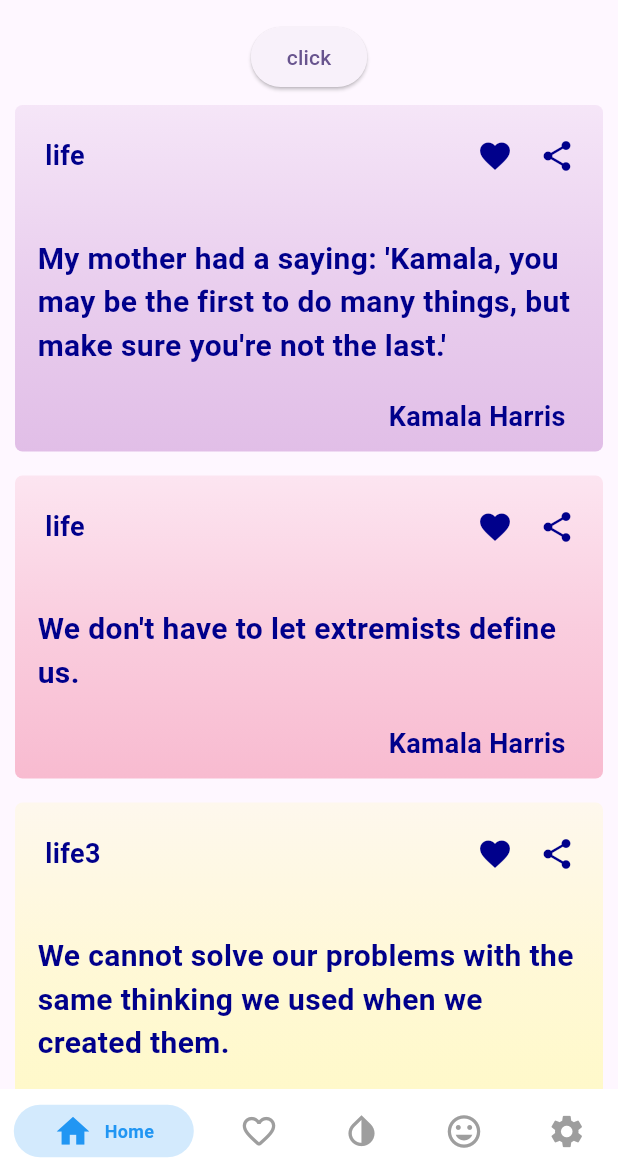
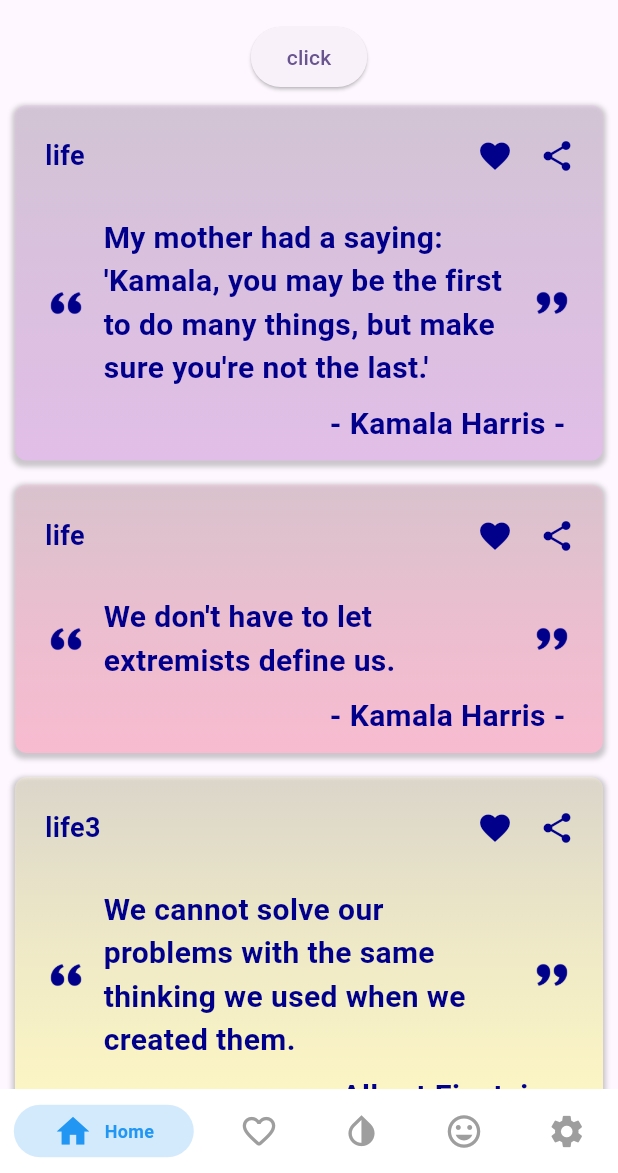
Before and after one commit to hanhmh1203/quotes_mobile, a Flutter app: the screen it shows after launch, on a phone screen of 412 x 824 dp, the part 63-1236 px from its top. Run offline on Flutter 3.47's test engine with Material 3 defaults, Android fonts, the phone set to English and light mode, and no system bars; drawn by our look-alikes of persistent_bottom_nav_bar; our stand-ins replace easy_localization, get, isar, shared_preferences; missing offline and left inert: dart:ffi; accounts and stored records are empty; generated files the repository leaves out were written again.

Commit message:
Update quote_item_widget.dart

```diff
--- a/lib/ui/home_screen_demo/quote_item_widget.dart
+++ b/lib/ui/home_screen_demo/quote_item_widget.dart
@@ -31,22 +31,33 @@ class QuoteItemWidget extends StatelessWidget {
                 begin: Alignment.topCenter,
                 end: Alignment.bottomCenter,
               ),
-              borderRadius: BorderRadius.circular(5),
+              borderRadius: BorderRadius.circular(8),
+              boxShadow: [
+                BoxShadow(
+                  color: Colors.black.withOpacity(0.2),
+                  // Shadow color with opacity
+                  spreadRadius: 2,
+                  // How much the shadow spreads
+                  blurRadius: 2,
+                  // Softness of the shadow
+                  offset: const Offset(0, 2), // Offset of the shadow (x, y)
+                ),
+              ],
             ),
             margin: const EdgeInsets.symmetric(vertical: 8, horizontal: 10),
             padding: const EdgeInsets.all(10),
             child: Column(
-              crossAxisAlignment: CrossAxisAlignment.start,
+              crossAxisAlignment: CrossAxisAlignment.center,
               children: [
                 Row(
                   children: [
                     Expanded(
                       flex: 7, // Chiếm 70% diện tích
                       child: Padding(
-                        padding: EdgeInsets.only(left: 10),
+                        padding: const EdgeInsets.only(left: 10),
                         child: Text(
                           controller.quoteVM.type,
-                          style: TextStyle(
+                          style: const TextStyle(
                               fontSize: 18,
                               color: Color(0xff00008b),
                               fontWeight: FontWeight.bold),
@@ -61,8 +72,8 @@ class QuoteItemWidget extends StatelessWidget {
                           icon: Icon(
                             Icons.favorite,
                             color: controller.quoteVM.isFav.value
-                                ? Color(0xffE55200)
-                                : Color(0xff00008b),
+                                ? const Color(0xffE55200)
+                                : const Color(0xff00008b),
                           ),
                           onPressed: () {
                             // Your onPressed function here
@@ -71,30 +82,63 @@ class QuoteItemWidget extends StatelessWidget {
                         ),
                       ),
                     ),
-                    Expanded(
+                    const Expanded(
                       flex: 1,
                       // Chiếm 15% diện tích (30% còn lại chia đều cho hai cột)
                       child: Icon(Icons.share, color: Color(0xff00008b)),
                     ),
                   ],
                 ),
-                SizedBox(height: 30),
-                Padding(
-                  padding: EdgeInsets.only(left: 5),
-                  child: Text(controller.quoteVM.content,
-                      style: TextStyle(
-                          fontSize: 20,
-                          color: Color(0xff00008b),
-                          fontWeight: FontWeight.bold)),
+                const SizedBox(height: 16),
+                Row(
+                  mainAxisAlignment: MainAxisAlignment.spaceBetween,
+                  crossAxisAlignment: CrossAxisAlignment.center,
+                  children: [
+                    Padding(
+                      padding: const EdgeInsets.only(left: 4),
+                      child: Image.asset(
+                        "assets/images/daunhay.png",
+                        width: 40,
+                        height: 40,
+                        color: const Color(
+                            0xff00008b), // Điều chỉnh chiều cao cho phù hợp
+                      ),
+                    ),
+                    Expanded(
+                      flex: 1,
+                      child: Column(
+                        children: [
+                          Padding(
+                            padding: const EdgeInsets.only(left: 5),
+                            child: Text(controller.quoteVM.content,
+                                style: const TextStyle(
+                                    fontSize: 20,
+                                    color: Color(0xff00008b),
+                                    fontWeight: FontWeight.bold)),
+                          ),
+                        ],
+                      ),
+                    ),
+                    const SizedBox(width: 4),
+                    Padding(
+                      padding: const EdgeInsets.only(right: 4.0),
+                      child: Image.asset(
+                        "assets/images/daunhay_dong.png",
+                        width: 40,
+                        height: 40,
+                        color: const Color(0xff00008b),
+                      ),
+                    ),
+                  ],
                 ),
-                SizedBox(height: 20),
+                const SizedBox(height: 8),
                 Align(
                   alignment: Alignment.centerRight,
                   child: Padding(
-                    padding: EdgeInsets.only(right: 15),
-                    child: Text(controller.quoteVM.author,
-                        style: TextStyle(
-                            fontSize: 18,
+                    padding: const EdgeInsets.only(right: 15),
+                    child: Text(' - ${controller.quoteVM.author} -',
+                        style: const TextStyle(
+                            fontSize: 20,
                             color: Color(0xff00008b),
                             fontWeight: FontWeight.bold)),
                   ),
```
